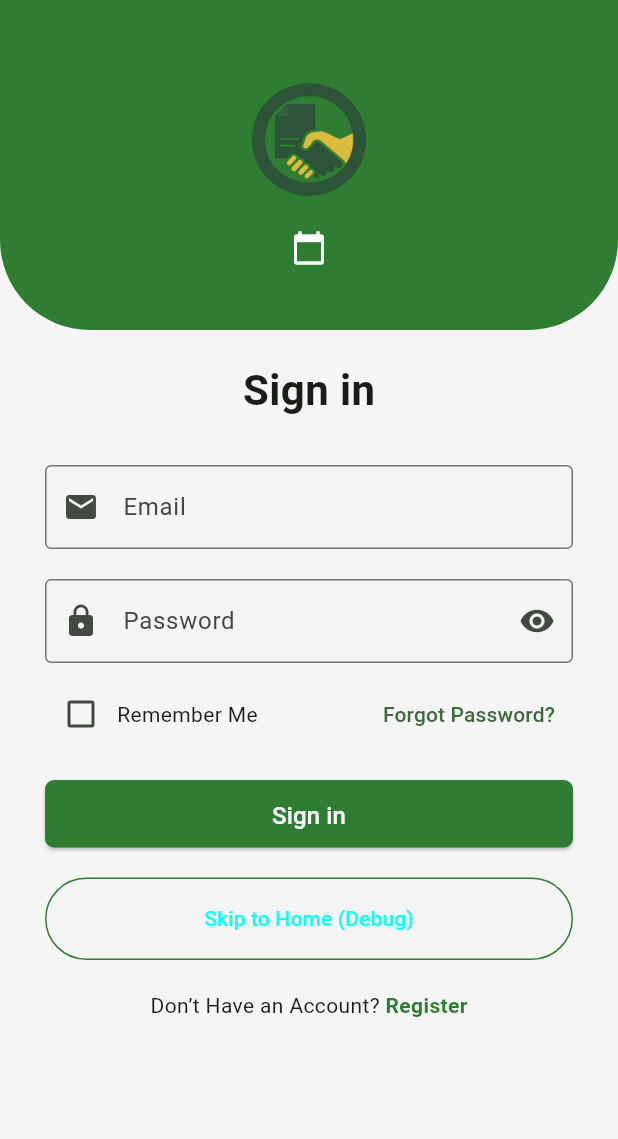
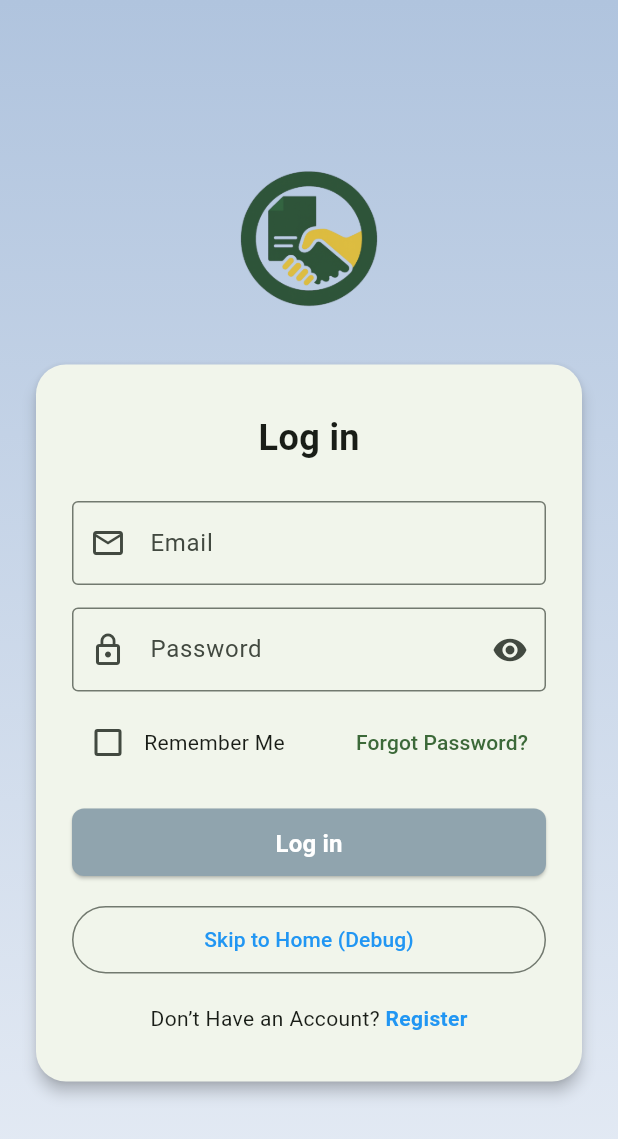
Before and after one commit to christian0507341/RegistrarConnect, a Flutter app: the LoginPage screen opened by its route, on a phone screen of 412 x 824 dp. Shown: the top 1139 px of the screen. Run offline on Flutter 3.47's test engine with Material 3 defaults, Android fonts, the light colour scheme and no system bars; our stand-ins replace dio, equatable, flutter_bloc, flutter_secure_storage, table_calendar; accounts and stored records are empty.

Commit message:
working login yeee

```diff
--- a/mobile/lib/features/auth/presentation/pages/login_page.dart
+++ b/mobile/lib/features/auth/presentation/pages/login_page.dart
@@ -1,10 +1,8 @@
 import 'package:flutter/material.dart';
-
 import 'package:mobile/core/services/secure_storage.dart';
 import 'package:mobile/core/services/dio_client.dart';
 import 'package:mobile/features/auth/data/sources/auth_api.dart';
 import 'package:mobile/features/auth/data/repositories/auth_repository.dart';
-
 import 'package:mobile/features/home/presentation/pages/home_container.dart';
 import 'register_page.dart';
 
@@ -40,27 +38,25 @@ class _LoginPageState extends State<LoginPage> {
     }
 
     setState(() => _loading = true);
+
     try {
-      // Build repo with NAMED params
       final storage = SecureStorageService();
       final dio = DioClient(storage).dio;
       final api = AuthApi(dio);
       final repo = AuthRepository(api: api, storage: storage);
 
-      // This should save tokens inside repo.signIn(...)
       await repo.signIn(role: 'student', email: email, password: password);
 
       if (!mounted) return;
-      // Go straight to Home
       Navigator.of(context).pushAndRemoveUntil(
         MaterialPageRoute(builder: (_) => const HomeContainer()),
         (route) => false,
       );
     } catch (e) {
       if (!mounted) return;
-      ScaffoldMessenger.of(
-        context,
-      ).showSnackBar(SnackBar(content: Text('Login failed: $e')));
+      ScaffoldMessenger.of(context).showSnackBar(
+        SnackBar(content: Text('Login failed: $e')),
+      );
     } finally {
       if (mounted) setState(() => _loading = false);
     }
@@ -70,89 +66,73 @@ class _LoginPageState extends State<LoginPage> {
   Widget build(BuildContext context) {
     return Scaffold(
       body: SafeArea(
-        child: Column(
-          children: [
-            // Header
-            Container(
+        child: Container(
           width: double.infinity,
-              height: 220,
+          height: double.infinity,
           decoration: const BoxDecoration(
-                color: Color(0xFF2E7D32),
-                borderRadius: BorderRadius.only(
-                  bottomLeft: Radius.circular(60),
-                  bottomRight: Radius.circular(60),
+            gradient: LinearGradient(
+              colors: [Color(0xFFB0C4DE), Color(0xFFE6ECF5)],
+              begin: Alignment.topCenter,
+              end: Alignment.bottomCenter,
             ),
           ),
+          child: Center(
+            child: SingleChildScrollView(
+              padding: const EdgeInsets.all(20),
               child: Column(
                 mainAxisAlignment: MainAxisAlignment.center,
                 children: [
                   Image.asset(
                     "assets/images/logo.png",
-                    width: 100,
-                    height: 100,
+                    width: 120,
+                    height: 120,
                   ),
-                  const SizedBox(height: 10),
-                  const Icon(Icons.calendar_today, color: Colors.white),
-                ],
-              ),
-            ),
-
-            // Body
-            Expanded(
-              child: SingleChildScrollView(
+                  const SizedBox(height: 20),
+                  Card(
+                    shape: RoundedRectangleBorder(
+                        borderRadius: BorderRadius.circular(20)),
+                    elevation: 4,
+                    child: Padding(
                       padding: const EdgeInsets.symmetric(
-                  horizontal: 30,
-                  vertical: 20,
-                ),
-                child: Center(
+                          horizontal: 24, vertical: 32),
                       child: ConstrainedBox(
-                    constraints: const BoxConstraints(maxWidth: 420),
+                        constraints: const BoxConstraints(maxWidth: 400),
                         child: Column(
                           crossAxisAlignment: CrossAxisAlignment.center,
                           children: [
                             const Text(
-                          "Sign in",
+                              "Log in",
                               style: TextStyle(
-                            fontSize: 28,
-                            fontWeight: FontWeight.bold,
+                                  fontSize: 24, fontWeight: FontWeight.bold),
                             ),
-                        ),
-                        const SizedBox(height: 30),
-
-                        // Email
+                            const SizedBox(height: 25),
                             TextField(
                               controller: emailController,
                               keyboardType: TextInputType.emailAddress,
                               decoration: const InputDecoration(
-                            prefixIcon: Icon(Icons.email),
-                            labelText: "Email",
+                                prefixIcon: Icon(Icons.email_outlined),
+                                hintText: "Email",
                                 border: OutlineInputBorder(),
                               ),
                             ),
-                        const SizedBox(height: 20),
-
-                        // Password
+                            const SizedBox(height: 15),
                             TextField(
                               controller: passwordController,
                               obscureText: obscureText,
                               decoration: InputDecoration(
-                            prefixIcon: const Icon(Icons.lock),
-                            labelText: "Password",
+                                prefixIcon: const Icon(Icons.lock_outline),
+                                hintText: "Password",
                                 border: const OutlineInputBorder(),
                                 suffixIcon: IconButton(
-                              icon: Icon(
-                                obscureText
+                                  icon: Icon(obscureText
                                       ? Icons.visibility
-                                    : Icons.visibility_off,
-                              ),
-                              onPressed: () =>
-                                  setState(() => obscureText = !obscureText),
+                                      : Icons.visibility_off),
+                                  onPressed: () => setState(
+                                      () => obscureText = !obscureText),
                                 ),
                               ),
                             ),
                             const SizedBox(height: 10),
-
-                        // Remember + Forgot
                             Row(
                               mainAxisAlignment: MainAxisAlignment.spaceBetween,
                               children: [
@@ -160,9 +140,8 @@ class _LoginPageState extends State<LoginPage> {
                                   children: [
                                     Checkbox(
                                         value: rememberMe,
-                                  onChanged: (val) =>
-                                      setState(() => rememberMe = val ?? false),
-                                ),
+                                        onChanged: (val) => setState(
+                                            () => rememberMe = val ?? false)),
                                     const Text("Remember Me"),
                                   ],
                                 ),
@@ -173,54 +152,41 @@ class _LoginPageState extends State<LoginPage> {
                               ],
                             ),
                             const SizedBox(height: 20),
-
-                        // Sign in
                             SizedBox(
                               width: double.infinity,
                               height: 45,
                               child: ElevatedButton(
                                 style: ElevatedButton.styleFrom(
-                              backgroundColor: const Color(0xFF2E7D32),
-                              shape: RoundedRectangleBorder(
-                                borderRadius: BorderRadius.circular(6),
-                              ),
+                                  backgroundColor: Colors.blueGrey[300],
                                 ),
                                 onPressed: _loading ? null : _submit,
                                 child: Text(
-                              _loading ? "Signing in…" : "Sign in",
-                              style: const TextStyle(fontSize: 16),
+                                  _loading ? "Signing in…" : "Log in",
+                                  style: const TextStyle(
+                                      fontSize: 16,
+                                      fontWeight: FontWeight.bold),
                                 ),
                               ),
                             ),
                             const SizedBox(height: 20),
-
-                        // Debug: Skip to Home
                             SizedBox(
                               width: double.infinity,
-                          height: 55,
+                              height: 45,
                               child: OutlinedButton(
-                            style: OutlinedButton.styleFrom(
-                              side: const BorderSide(color: Color(0xFF2E7D32)),
-                            ),
                                 onPressed: () {
-                              Navigator.of(context).pushAndRemoveUntil(
+                                  Navigator.pushReplacement(
+                                    context,
                                     MaterialPageRoute(
-                                  builder: (_) => const HomeContainer(),
-                                ),
-                                (route) => false,
+                                        builder: (_) => const HomeContainer()),
                                   );
                                 },
                                 child: const Text(
                                   "Skip to Home (Debug)",
-                              style: TextStyle(
-                                color: Color.fromARGB(255, 14, 255, 247),
-                              ),
+                                  style: TextStyle(color: Colors.blue),
                                 ),
                               ),
                             ),
                             const SizedBox(height: 20),
-
-                        // Register
                             Row(
                               mainAxisAlignment: MainAxisAlignment.center,
                               children: [
@@ -230,16 +196,15 @@ class _LoginPageState extends State<LoginPage> {
                                     Navigator.push(
                                       context,
                                       MaterialPageRoute(
-                                    builder: (_) => const RegisterPage(),
-                                  ),
+                                          builder: (_) =>
+                                              const RegisterPage()),
                                     );
                                   },
                                   child: const Text(
                                     "Register",
                                     style: TextStyle(
-                                  color: Color(0xFF2E7D32),
-                                  fontWeight: FontWeight.bold,
-                                ),
+                                        color: Colors.blue,
+                                        fontWeight: FontWeight.bold),
                                   ),
                                 ),
                               ],
@@ -249,8 +214,10 @@ class _LoginPageState extends State<LoginPage> {
                       ),
                     ),
                   ),
+                ],
               ),
-          ],
+            ),
+          ),
         ),
       ),
     );
--- a/requirements-ml.txt
+++ b/requirements-ml.txt
@@ -25,7 +25,8 @@ pyarrow==15.0.2
 
 # Torch CPU (install from PyTorch CPU wheel index)
 # Note: pin here for visibility, but use the --index-url when installing.
-torch==2.2.2+cpu
+torch==2.2.2
+#+cpu
 
 # Numerics / scientific
 numpy==1.26.4
```
Lines whose indentation alone changed are shown as unchanged.
